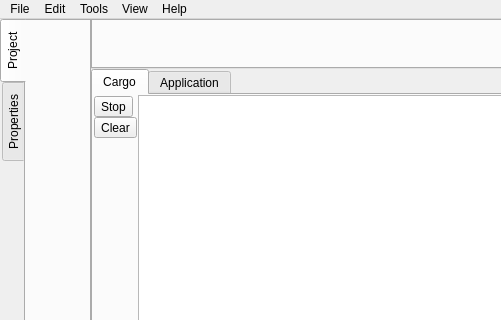
Before: the Qt Designer form Source/UI/MainWindow.ui in krre/afterglow, drawn with Qt 5; both pictures show x 0 to 501 and y 0 to 320 of the 1043 by 621 pixel window.
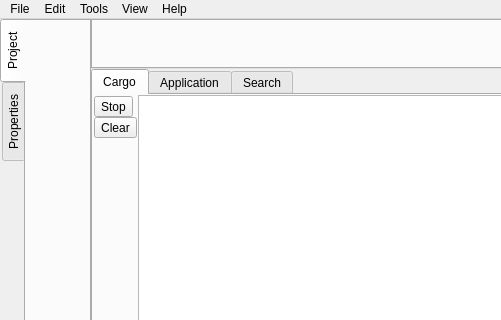
After: the same form once the commit is applied. The open tabs and pages were chosen to show the change.

Commit message: Add Search tab into output pane

The edit to the form file:
```diff
--- a/Source/UI/MainWindow.ui
+++ b/Source/UI/MainWindow.ui
@@ -259,6 +259,11 @@
           </item>
          </layout>
         </widget>
+        <widget class="QWidget" name="tabSearch">
+         <attribute name="title">
+          <string>Search</string>
+         </attribute>
+        </widget>
        </widget>
       </widget>
      </widget>
```
Left out of the diff: 2 changed lines with no effect on the pictures.
